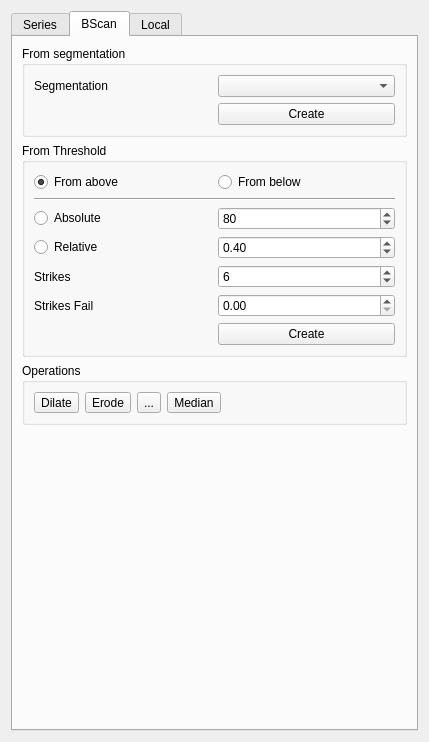
Old version of the form ui/marker_segmentation.ui in the repository neurodial/OCT-Marker.
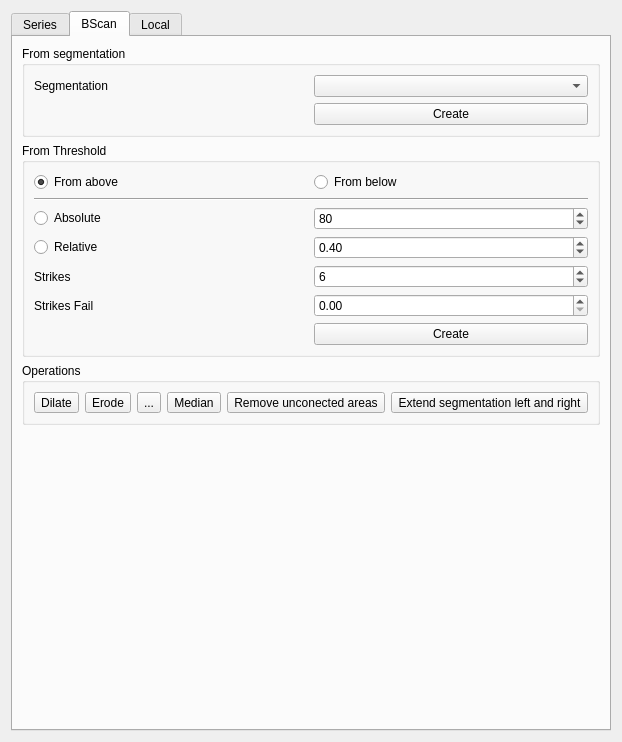
New version of the form. Icons and pictures are not drawn.

Patch:
```diff
--- a/ui/marker_segmentation.ui
+++ b/ui/marker_segmentation.ui
@@ -434,7 +434,7 @@
             </property>
            </widget>
           </item>
-          <item row="0" column="4">
+          <item row="0" column="6">
            <spacer name="horizontalSpacer">
             <property name="orientation">
              <enum>Qt::Horizontal</enum>
@@ -469,6 +469,28 @@
             </property>
            </widget>
           </item>
+          <item row="0" column="4">
+           <widget class="QToolButton" name="buttonBScanRemoveUnconectedAreas">
+            <property name="text">
+             <string>Remove unconected areas</string>
+            </property>
+            <property name="icon">
+             <iconset resource="../application.qrc">
+              <normaloff>:/icons/cut_red.png</normaloff>:/icons/cut_red.png</iconset>
+            </property>
+           </widget>
+          </item>
+          <item row="0" column="5">
+           <widget class="QToolButton" name="buttonBScanExtendLeftRightSpace">
+            <property name="text">
+             <string>Extend segmentation left and right</string>
+            </property>
+            <property name="icon">
+             <iconset resource="../application.qrc">
+              <normaloff>:/icons/tag.png</normaloff>:/icons/tag.png</iconset>
+            </property>
+           </widget>
+          </item>
          </layout>
         </widget>
        </item>
```
